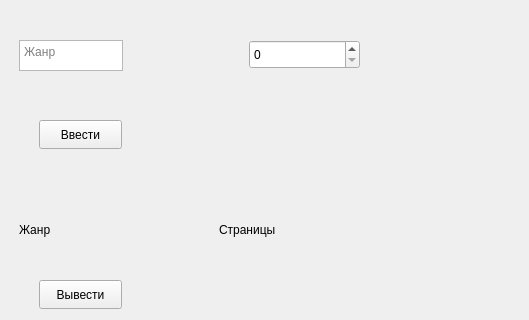
Old version of the form mainwindow.ui in the repository StepanRyabcev/book; both pictures show x 271 to 800 and y 0 to 320 of the 800 by 600 pixel window.
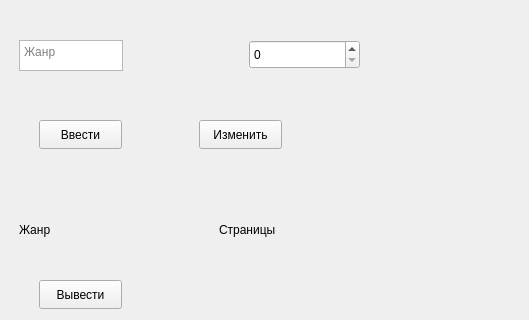
New version of the form.

Commit message: Added change button and funtional

Patch:
```diff
--- a/mainwindow.ui
+++ b/mainwindow.ui
@@ -121,6 +121,19 @@
      <bool>true</bool>
     </property>
    </widget>
+   <widget class="QPushButton" name="change">
+    <property name="geometry">
+     <rect>
+      <x>470</x>
+      <y>120</y>
+      <width>83</width>
+      <height>29</height>
+     </rect>
+    </property>
+    <property name="text">
+     <string>Изменить</string>
+    </property>
+   </widget>
   </widget>
   <widget class="QMenuBar" name="menubar">
    <property name="geometry">
```
The commit also changes 2 other files.
